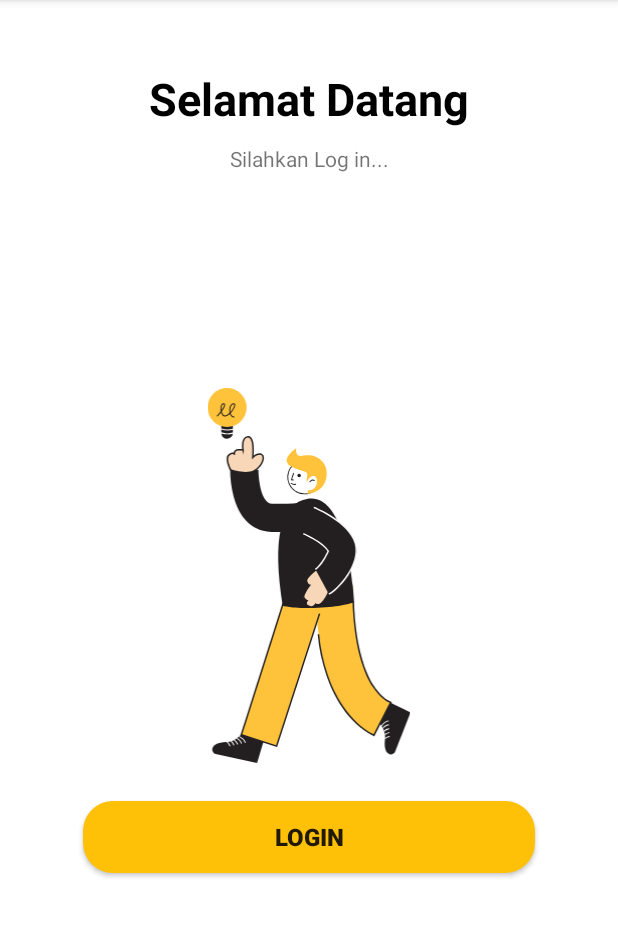
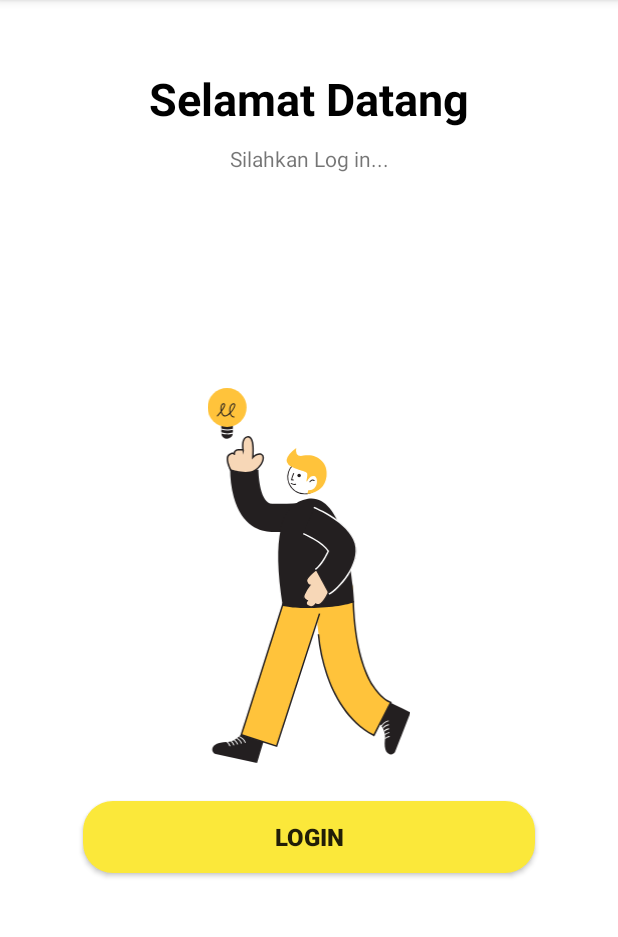
Before and after one commit to Miftakhul1412/Inventory, an Android app: the screen it shows after launch (MainLogin), on a phone screen of 412 x 824 dp, the part 84-1021 px from its top. Run offline under Robolectric (Android 15) with nearby library versions, the phone set to English and light mode, and no system bars.

Commit message:
mengubah warna btn login

```diff
--- a/app/src/main/res/drawable/btn_login.xml
+++ b/app/src/main/res/drawable/btn_login.xml
@@ -2,7 +2,7 @@
 <shape xmlns:android="http://schemas.android.com/apk/res/android"
     android:shape="rectangle">
 
-    <solid android:color="#FFC107" />
+    <solid android:color="#FBE83A" />
     <corners android:radius="20dp" />
     <padding
         android:bottom="8dp"
```
